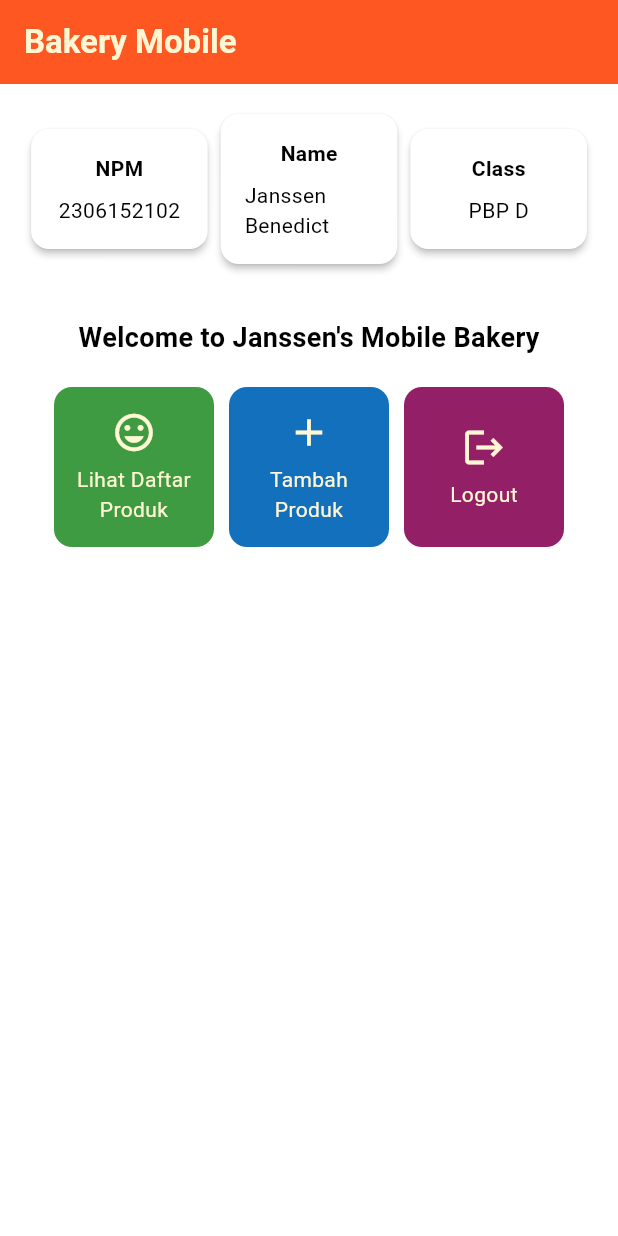
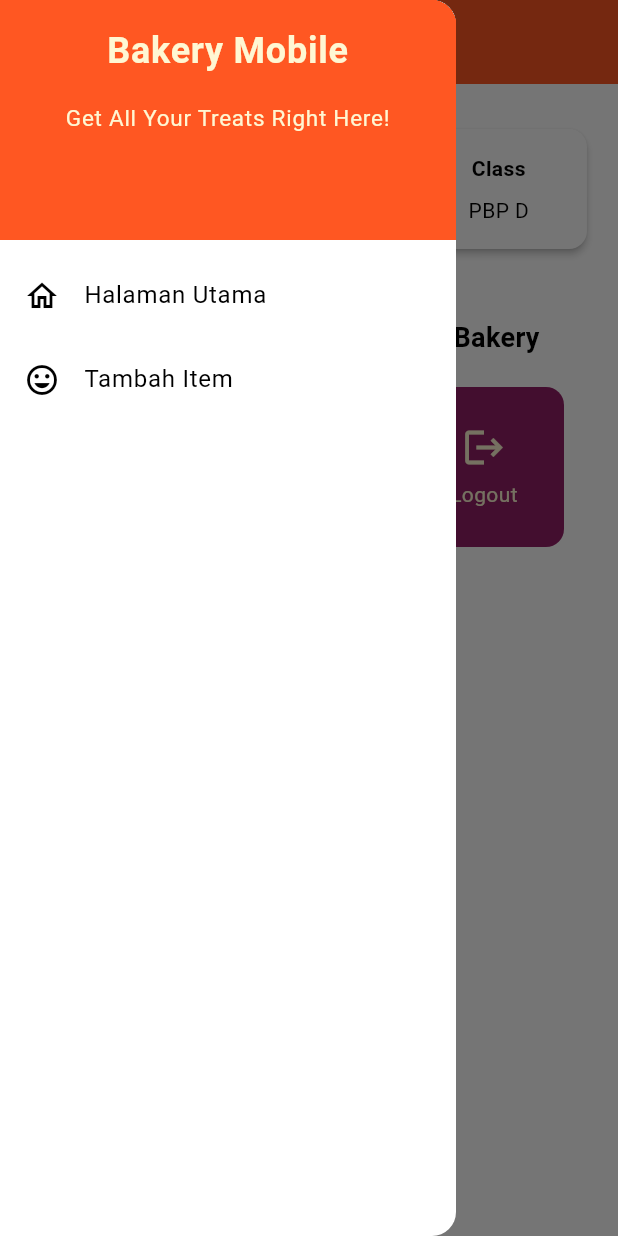
Before and after one commit to JanssenBenedict/bakery-mobile, a Flutter app: the screen it shows after launch, with the side drawer open (before the commit the screen has no drawer), on a phone screen of 412 x 824 dp. Run offline on Flutter 3.47's test engine with Material 3 defaults, Android fonts, the phone set to English and light mode, and no system bars.

Commit message:
Menyelesaikan Checklist Tugas 8 1-12 & 19

```diff
--- a/lib/main.dart
+++ b/lib/main.dart
@@ -1,5 +1,5 @@
 import 'package:flutter/material.dart';
-import 'package:bakery_mobile/menu.dart';
+import 'package:bakery_mobile/screens/menu.dart';
 
 void main() {
   runApp(const MyApp());
--- a/lib/menu.dart
+++ b/lib/screens/menu.dart
@@ -1,4 +1,6 @@
 import 'package:flutter/material.dart';
+import 'package:bakery_mobile/widgets/left_drawer.dart';
+import 'package:bakery_mobile/widgets/product_card.dart';
 
 class MyHomePage extends StatelessWidget {
   final String npm = '2306152102';
@@ -24,7 +26,9 @@ class MyHomePage extends StatelessWidget {
           ),
         ),
         backgroundColor: Theme.of(context).colorScheme.primary,
+        iconTheme: const IconThemeData(color: Color.fromARGB(255, 255, 247, 211)),
       ),
+      drawer: const LeftDrawer(),
       body: Padding(
         padding: const EdgeInsets.all(16.0),
         child: Column(
@@ -106,56 +110,3 @@ class InfoCard extends StatelessWidget {
     );
   }
 }
-
-class ItemHomepage {
-    final String name;
-    final IconData icon;
-    final Color color;
-
-    ItemHomepage(this.name, this.icon, this.color);
-}
-
-class ItemCard extends StatelessWidget {
-
-  final ItemHomepage item;
-  const ItemCard(this.item, {super.key});
-
-  @override
-  Widget build(BuildContext context) {
-    return Material(
-      color: item.color,
-      borderRadius: BorderRadius.circular(12),
-      child: InkWell(
-        onTap: () {
-          ScaffoldMessenger.of(context)
-            ..hideCurrentSnackBar()
-            ..showSnackBar(
-              SnackBar(content: Text("Kamu telah menekan tombol ${item.name}"))
-            );
-        },
-        child: Container(
-          padding: const EdgeInsets.all(8),
-          child: Center(
-            child: Column(
-              mainAxisAlignment: MainAxisAlignment.center,
-              children: [
-                Icon(
-                  item.icon,
-                  color: const Color.fromARGB(255, 255, 247, 211),
-                  size: 30.0,
-                ),
-                const Padding(padding: EdgeInsets.all(3)),
-                Text(
-                  item.name,
-                  textAlign: TextAlign.center,
-                  style: const TextStyle(color: Color.fromARGB(255, 255, 247, 211)),
-                ),
-              ],
-            ),
-          ),
-        ),
-      ),
-    );
-  }
-
-}
--- /dev/null
+++ b/lib/widgets/left_drawer.dart
@@ -0,0 +1,67 @@
+import 'package:flutter/material.dart';
+import 'package:bakery_mobile/screens/menu.dart';
+import 'package:bakery_mobile/screens/product_form.dart';
+
+class LeftDrawer extends StatelessWidget {
+  const LeftDrawer({super.key});
+
+  @override
+  Widget build(BuildContext context) {
+    return Drawer(
+      child: ListView(
+        children: [
+          DrawerHeader(
+            decoration: BoxDecoration(
+              color: Theme.of(context).colorScheme.primary,
+            ),
+            child: const Column(
+              children: [
+                Text(
+                  'Bakery Mobile',
+                  textAlign: TextAlign.center,
+                  style: TextStyle(
+                    fontSize: 24,
+                    fontWeight: FontWeight.bold,
+                    color: Color.fromARGB(255, 255, 247, 211),
+                  ),
+                ),
+                Padding(padding: EdgeInsets.all(8)),
+                Text(
+                  "Get All Your Treats Right Here!",
+                  textAlign: TextAlign.center,
+                  style: TextStyle(
+                    fontSize: 15,
+                    color: Color.fromARGB(255, 255, 247, 211),
+                    fontWeight: FontWeight.normal,
+                  ),
+                ),
+              ],
+            ),
+          ),
+          ListTile(
+            leading: const Icon(Icons.home_outlined),
+            title: const Text('Halaman Utama'),
+            onTap: () {
+              Navigator.pushReplacement(
+                  context,
+                  MaterialPageRoute(
+                    builder: (context) => MyHomePage(),
+                  ));
+            },
+          ),
+          ListTile(
+            leading: const Icon(Icons.mood),
+            title: const Text('Tambah Item'),
+            onTap: () {
+              Navigator.push(
+                context, MaterialPageRoute(
+                  builder: (context) => const ProductFormPage(),
+                ),
+              );
+            },
+          ),
+        ],
+      ),
+    );
+  }
+}
--- /dev/null
+++ b/lib/widgets/product_card.dart
@@ -0,0 +1,62 @@
+import 'package:flutter/material.dart';
+import 'package:bakery_mobile/screens/product_form.dart';
+
+class ItemHomepage {
+    final String name;
+    final IconData icon;
+    final Color color;
+
+    ItemHomepage(this.name, this.icon, this.color);
+}
+
+class ItemCard extends StatelessWidget {
+
+  final ItemHomepage item;
+  const ItemCard(this.item, {super.key});
+
+  @override
+  Widget build(BuildContext context) {
+    return Material(
+      color: item.color,
+      borderRadius: BorderRadius.circular(12),
+      child: InkWell(
+        onTap: () {
+          ScaffoldMessenger.of(context)
+            ..hideCurrentSnackBar()
+            ..showSnackBar(
+              SnackBar(content: Text("Kamu telah menekan tombol ${item.name}"))
+            );
+          if (item.name == "Tambah Produk") {
+            Navigator.push(
+              context, MaterialPageRoute(
+                builder: (context) => const ProductFormPage(),
+              ),
+            );
+          }
+        },
+        child: Container(
+          padding: const EdgeInsets.all(8),
+          child: Center(
+            child: Column(
+              mainAxisAlignment: MainAxisAlignment.center,
+              children: [
+                Icon(
+                  item.icon,
+                  color: const Color.fromARGB(255, 255, 247, 211),
+                  size: 30.0,
+                ),
+                const Padding(padding: EdgeInsets.all(3)),
+                Text(
+                  item.name,
+                  textAlign: TextAlign.center,
+                  style: const TextStyle(color: Color.fromARGB(255, 255, 247, 211)),
+                ),
+              ],
+            ),
+          ),
+        ),
+      ),
+    );
+  }
+
+}
```
Also changed, not shown: lib/screens/product_form.dart (added, +221 -0 lines), 1 other file.
